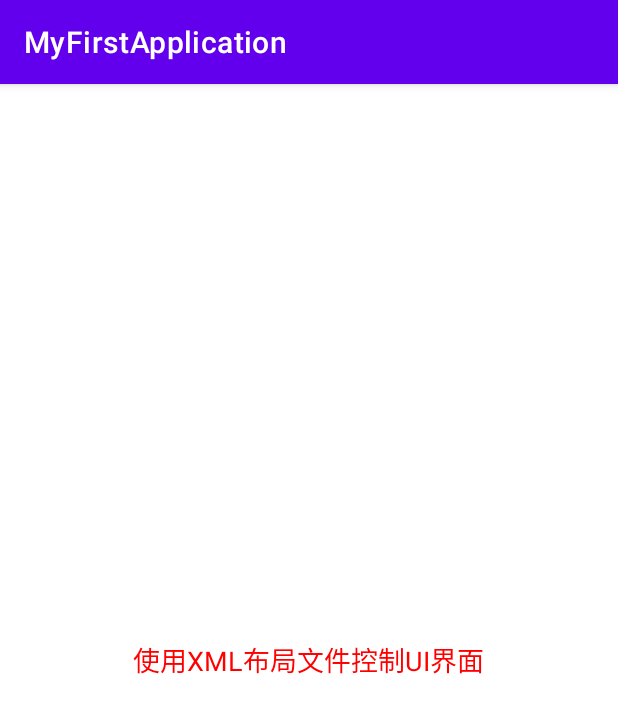
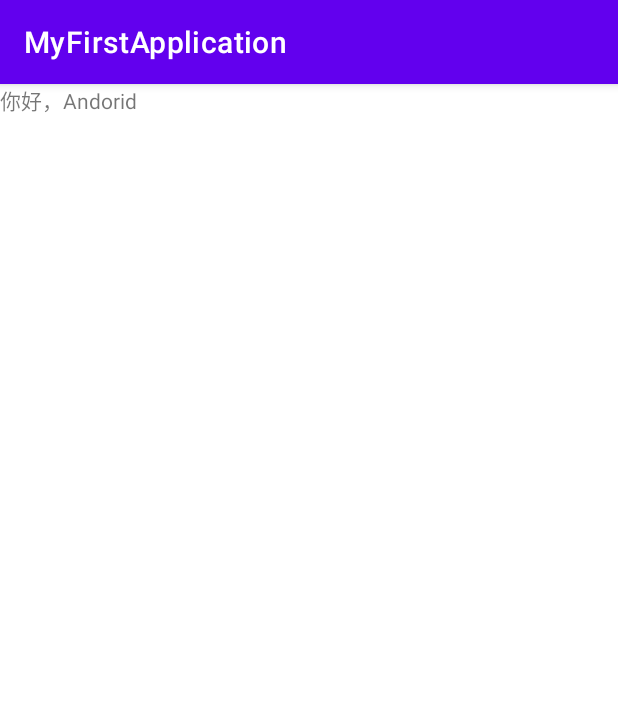
Before and after one commit to Aniog/final-exam, an Android app: the screen it shows after launch (MainActivity), on a phone screen of 412 x 824 dp. Shown: the top 713 px of the screen. Run offline under Robolectric (Android 15) with nearby library versions, the phone set to English and light mode, and no system bars.

Commit message:
实验三——Android创建和获取资源

```diff
--- a/app/src/main/res/layout/activity_main.xml
+++ b/app/src/main/res/layout/activity_main.xml
@@ -4,11 +4,11 @@
     android:layout_width="match_parent"
     android:layout_height="match_parent"
     tools:context=".MainActivity">
+
+
     <TextView
-        android:layout_width="wrap_content"
-        android:layout_height="wrap_content"
-        android:text="使用XML布局文件控制UI界面"
-        android:textColor="#ff0000"
-        android:textSize="18sp"
-        android:layout_centerInParent="true"/>
+        android:id="@+id/textView_view_hello_world"
+        android:layout_width="212dp"
+        android:layout_height="144dp"
+        android:text="@string/textview1" />
 </RelativeLayout>
--- a/app/src/main/res/values/strings.xml
+++ b/app/src/main/res/values/strings.xml
@@ -1,4 +1,5 @@
 <resources>
     <string name="app_name">MyFirstApplication</string>
-    <string name="textview">hello,world</string>
+    <string name="textview1">你好，Andorid</string>
+    <string name="textview">TextView</string>
 </resources>
```
